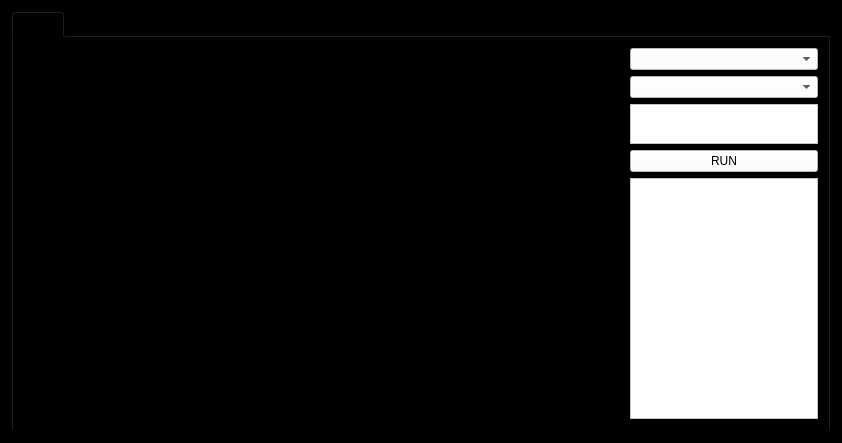
This is CMDMainClass.ui in cavidanbagiri/BatchShell as Qt 5 draws it before an edit. The edited form follows.
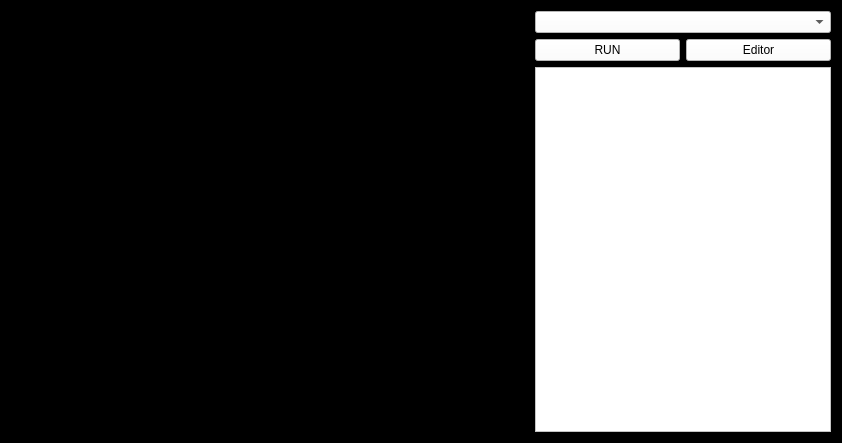
This is the edited form.

Commit message: Delete COmmands List

Diff of the .ui file:
```diff
--- a/CMDMainClass.ui
+++ b/CMDMainClass.ui
@@ -18,24 +18,14 @@
   </property>
   <layout class="QVBoxLayout" name="verticalLayout_2">
    <item>
-    <layout class="QHBoxLayout" name="horizontalLayout">
-     <item>
-      <widget class="QTabWidget" name="tabWidget">
-       <property name="currentIndex">
-        <number>0</number>
-       </property>
-       <widget class="QWidget" name="tab">
-        <attribute name="title">
-         <string>Tab 1</string>
-        </attribute>
-        <layout class="QVBoxLayout" name="verticalLayout_3">
+    <layout class="QHBoxLayout" name="horizontalLayout_3">
          <item>
           <layout class="QHBoxLayout" name="horizontalLayout_2">
            <item>
             <widget class="QPlainTextEdit" name="plainTextEdit">
              <property name="minimumSize">
               <size>
-               <width>600</width>
+           <width>0</width>
                <height>0</height>
               </size>
              </property>
@@ -52,6 +42,21 @@
             </widget>
            </item>
            <item>
+        <widget class="QPlainTextEdit" name="scriptText">
+         <property name="font">
+          <font>
+           <weight>75</weight>
+           <bold>true</bold>
+          </font>
+         </property>
+         <property name="styleSheet">
+          <string notr="true">color : green;</string>
+         </property>
+        </widget>
+       </item>
+      </layout>
+     </item>
+     <item>
             <layout class="QVBoxLayout" name="verticalLayout">
              <item>
               <widget class="QComboBox" name="chooseCommandListFor">
@@ -62,25 +67,7 @@
               </widget>
              </item>
              <item>
-              <widget class="QComboBox" name="CommandsLists">
-               <property name="styleSheet">
-                <string notr="true">background-color:white;</string>
-               </property>
-              </widget>
-             </item>
-             <item>
-              <widget class="QTextEdit" name="TextScript">
-               <property name="maximumSize">
-                <size>
-                 <width>16777215</width>
-                 <height>40</height>
-                </size>
-               </property>
-               <property name="styleSheet">
-                <string notr="true">background-color:white;</string>
-               </property>
-              </widget>
-             </item>
+        <layout class="QHBoxLayout" name="horizontalLayout">
              <item>
               <widget class="QPushButton" name="execute_btn">
                <property name="styleSheet">
@@ -92,6 +79,18 @@
               </widget>
              </item>
              <item>
+          <widget class="QPushButton" name="pushButton">
+           <property name="styleSheet">
+            <string notr="true">background-color:white;</string>
+           </property>
+           <property name="text">
+            <string>Editor</string>
+           </property>
+          </widget>
+         </item>
+        </layout>
+       </item>
+       <item>
               <widget class="QListWidget" name="listWidget">
                <property name="styleSheet">
                 <string notr="true">background-color:white</string>
@@ -99,12 +98,6 @@
               </widget>
              </item>
             </layout>
-           </item>
-          </layout>
-         </item>
-        </layout>
-       </widget>
-      </widget>
      </item>
     </layout>
    </item>
```
Lines whose indentation alone changed are shown as unchanged. The commit also changes 2 other files.
